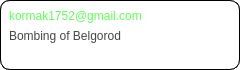
UA-1240-C/smtp-ui, file Custom/Mails/mailhistoryunit.ui: the form before one commit.
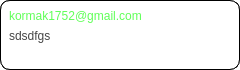
The form after the commit.

```diff
--- a/Custom/Mails/mailhistoryunit.ui
+++ b/Custom/Mails/mailhistoryunit.ui
@@ -106,7 +106,7 @@
 border: 0px;</string>
         </property>
         <property name="text">
-         <string>Bombing of Belgorod</string>
+         <string>sdsdfgs</string>
         </property>
        </widget>
       </item>
```
